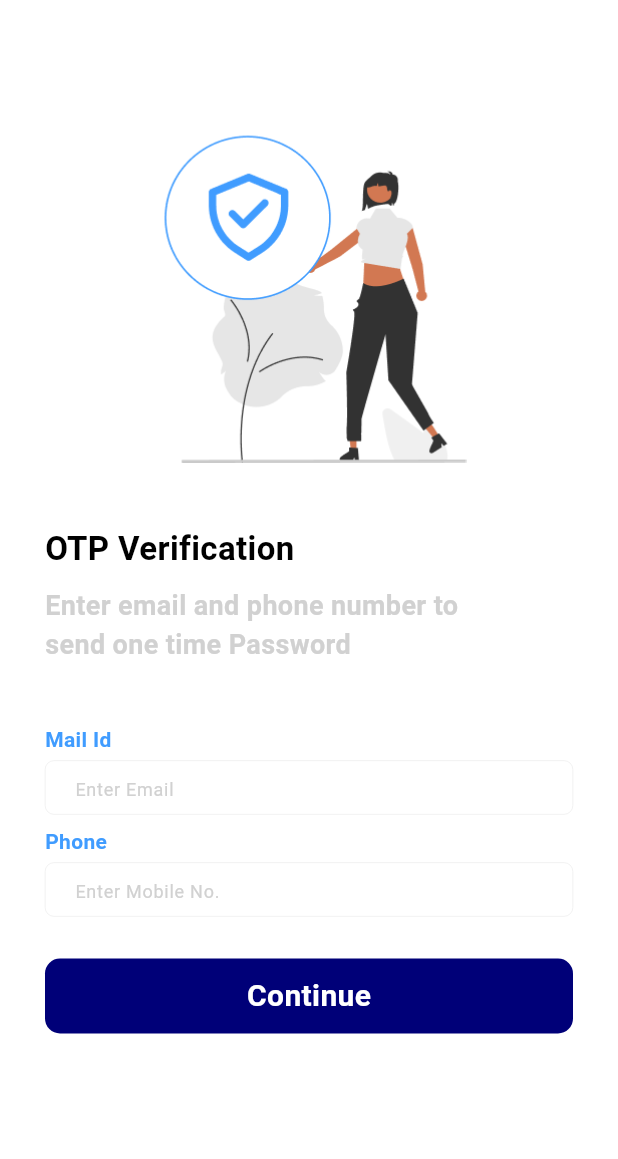
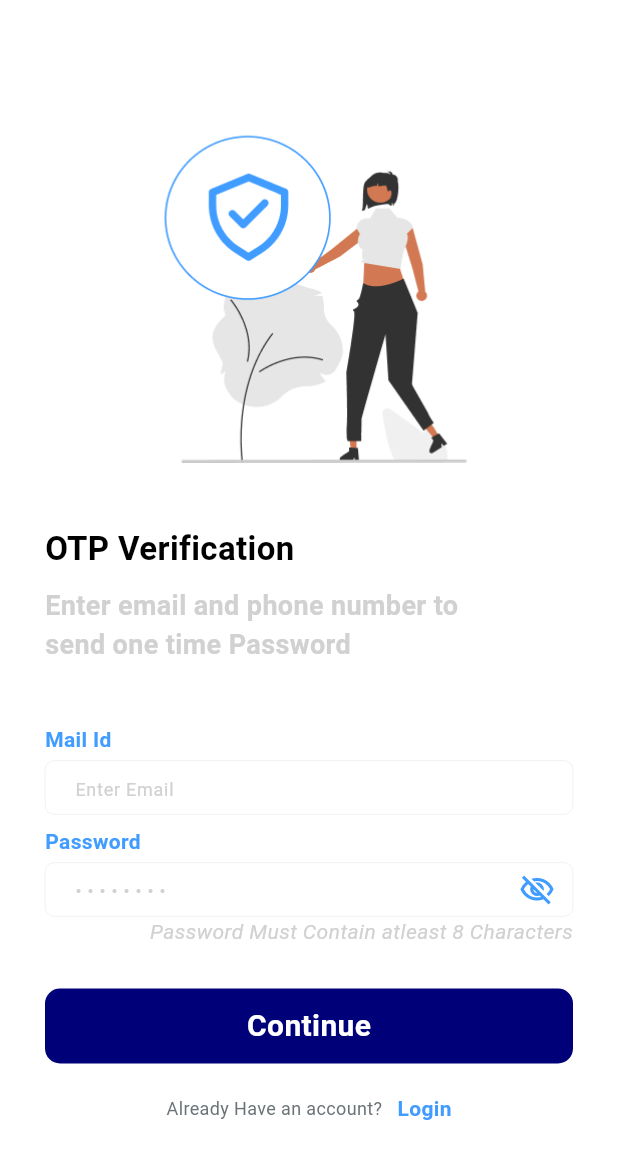
Before and after one commit to Aswinash02/prathima, a Flutter app: the SignInScreen screen opened by its route, on a phone screen of 412 x 824 dp. Shown: the top 1159 px of the screen. Run offline on Flutter 3.47's test engine with Material 2 defaults, Android fonts, the phone set to English and light mode, and no system bars; our stand-ins replace easy_stepper, get, introduction_screen, otp_text_field, shared_preferences, toast and 1 more; accounts and stored records are empty.

Commit message:
Login Register Api completed

```diff
--- a/lib/controllers/auth_controller.dart
+++ b/lib/controllers/auth_controller.dart
@@ -1,6 +1,13 @@
 import 'package:flutter/material.dart';
 import 'package:get/get.dart';
 import 'package:prathima_loan_app/data/repository/auth_repository.dart';
+import 'package:prathima_loan_app/helpers/route_helper.dart';
+import 'package:prathima_loan_app/models/login_model.dart';
+import 'package:prathima_loan_app/models/signup_model.dart';
+import 'package:prathima_loan_app/repositories/auth_repository.dart';
+import 'package:prathima_loan_app/utils/shared_preferences.dart';
+
+import '../customs/custom_snackbar.dart';
 
 class AuthController extends GetxController implements GetxService {
   final AuthRepository authRepository;
@@ -19,4 +26,67 @@ class AuthController extends GetxController implements GetxService {
   bool _isKycVerified = false;
 
   bool get isKycVerified => _isKycVerified;
+
+  void register() async {
+    String firstName = nameController.text;
+    String email = emailController.text;
+    String number = phoneController.text;
+    String password = passwordController.text;
+    String confirmPassword = passwordConfirmController.text;
+
+    if (firstName.isEmpty) {
+      showCustomSnackBar("Enter Your Name");
+    } else if (email.isEmpty) {
+      showCustomSnackBar("Enter Your Email");
+    } else if (!GetUtils.isEmail(email)) {
+      showCustomSnackBar("Enter Valid Email Id");
+    } else if (number.isEmpty) {
+      showCustomSnackBar("Enter Your Phone Number");
+    } else if (password == "") {
+      showCustomSnackBar("Enter Password");
+    } else if (confirmPassword == "") {
+      showCustomSnackBar("Enter Confirm Password");
+    } else if (password.length < 8) {
+      showCustomSnackBar("Password Length atleast greater than 8 characters");
+    } else if (password != confirmPassword) {
+      showCustomSnackBar("Password does not matched");
+    } else {
+      SignupResponse signupResponse = await AuthRepositories()
+          .getSignupResponse(
+              firstName, email, number, password, confirmPassword);
+
+      if (signupResponse.result == false) {
+        showCustomSnackBar(signupResponse.message);
+      } else {
+        showCustomSnackBar(signupResponse.message);
+        Get.toNamed(RouteHelper.verificationOtp);
+      }
+    }
+  }
+
+  void login() async {
+    String email = emailController.text;
+    String password = passwordController.text;
+
+    if (email.isEmpty) {
+      showCustomSnackBar("Enter Your Email");
+    } else if (!GetUtils.isEmail(email)) {
+      showCustomSnackBar("Enter Valid Email Id");
+    } else if (password == "") {
+      showCustomSnackBar("Enter Password");
+    } else if (password.length < 8) {
+      showCustomSnackBar("Password Length atleast greater than 8 characters");
+    } else {
+      LoginResponse loginResponse =
+          await AuthRepositories().getLoginResponse(email, password);
+      if (loginResponse.result == false) {
+        showCustomSnackBar(loginResponse.message);
+      } else {
+        showCustomSnackBar(loginResponse.message);
+        Get.toNamed(RouteHelper.verificationOtp);
+        SharedPreference().setLogin(true);
+        SharedPreference().setUserPhoneNo(loginResponse.user?.phoneNumber ?? '');
+      }
+    }
+  }
 }
--- a/lib/screens/auth/signin_screen.dart
+++ b/lib/screens/auth/signin_screen.dart
@@ -6,6 +6,7 @@ import 'package:prathima_loan_app/customs/custom_button.dart';
 import 'package:prathima_loan_app/customs/custom_text.dart';
 import 'package:prathima_loan_app/customs/input_decorations.dart';
 import 'package:prathima_loan_app/helpers/route_helper.dart';
+import 'package:prathima_loan_app/screens/auth/signup_screen.dart';
 import 'package:prathima_loan_app/utils/colors.dart';
 
 import 'otp_verification_page.dart';
@@ -94,12 +95,13 @@ class _SignInScreenState extends State<SignInScreen> {
                         ),
                       ),
                     ),
+
                     const Row(
                       children: [
                         Padding(
                           padding: EdgeInsets.only(bottom: 4.0),
                           child: Text(
-                            "Phone",
+                            "Password",
                             style: TextStyle(
                                 color: MyTheme.accent_color,
                                 fontWeight: FontWeight.w600),
@@ -109,21 +111,75 @@ class _SignInScreenState extends State<SignInScreen> {
                     ),
                     Padding(
                       padding: const EdgeInsets.only(bottom: 8.0),
-                      child: SizedBox(
-                        height: 36,
-                        child: TextField(
-                          controller: authController.phoneController,
-                          autofocus: false,
-                          decoration: InputDecorations.buildInputDecoration_1(
-                              hint_text: "Enter Mobile No."),
-                          inputFormatters: [
-                            FilteringTextInputFormatter.allow(RegExp(r'[0-9]')),
-                            // Allow only digits
-                          ],
-                          keyboardType: TextInputType.phone,
-                        ),
+                      child: Column(
+                        crossAxisAlignment: CrossAxisAlignment.end,
+                        children: [
+                          SizedBox(
+                            height: 36,
+                            child: TextField(
+                              controller: authController.passwordController,
+                              autofocus: false,
+                              obscureText: !authController.showPassword,
+                              enableSuggestions: false,
+                              autocorrect: false,
+                              decoration:
+                                  InputDecorations.buildInputDecoration_1(
+                                          hint_text: "• • • • • • • •")
+                                      .copyWith(
+                                          suffixIcon: InkWell(
+                                onTap: () {
+                                  authController.showPassword =
+                                      !authController.showPassword;
+                                  setState(() {});
+                                },
+                                child: Icon(
+                                  authController.showPassword
+                                      ? Icons.visibility_outlined
+                                      : Icons.visibility_off_outlined,
+                                  color: MyTheme.accent_color,
+                                ),
+                              )),
+                            ),
+                          ),
+                          const Text(
+                            "Password Must Contain atleast 8 Characters",
+                            style: TextStyle(
+                                color: MyTheme.textfield_grey,
+                                fontStyle: FontStyle.italic),
+                          )
+                        ],
                       ),
                     ),
+                    // const Row(
+                    //   children: [
+                    //     Padding(
+                    //       padding: EdgeInsets.only(bottom: 4.0),
+                    //       child: Text(
+                    //         "Phone",
+                    //         style: TextStyle(
+                    //             color: MyTheme.accent_color,
+                    //             fontWeight: FontWeight.w600),
+                    //       ),
+                    //     ),
+                    //   ],
+                    // ),
+                    // Padding(
+                    //   padding: const EdgeInsets.only(bottom: 8.0),
+                    //   child: SizedBox(
+                    //     height: 36,
+                    //     child: TextField(
+                    //       controller: authController.phoneController,
+                    //       autofocus: false,
+                    //       decoration: InputDecorations.buildInputDecoration_1(
+                    //           hint_text: "Enter Mobile No."),
+                    //       inputFormatters: [
+                    //         FilteringTextInputFormatter.allow(RegExp(r'[0-9]')),
+                    //         // Allow only digits
+                    //       ],
+                    //       keyboardType: TextInputType.phone,
+                    //     ),
+                    //   ),
+                    // ),
                     const SizedBox(
                       height: 20,
                     ),
@@ -131,23 +187,49 @@ class _SignInScreenState extends State<SignInScreen> {
                       text: "Continue",
                       // fontSize: 16,
                       onTap: () {
-                        Get.toNamed(RouteHelper.verificationOtp);
+                        authController.login();
+                        // Get.toNamed(RouteHelper.verificationOtp);
                       },
                       // borderRadius: 20,
                       // horizontalPadding: 90,
                       // padding: 10,
-                    )
-                    // CustomButton(
-                    //   text: 'Continue',
-                    //   onPressed: () {
-                    //     Get.toNamed(RouteHelper.verificationOtp);
-                    //   },
-                    //   textColor: Colors.white,
-                    //   borderRadius: 12.0,
-                    //   padding: 20.0,
-                    //   horizontalPadding: 100,
-                    //   fontSize: 18.0,
-                    // ),
+                    ),
+                    const SizedBox(
+                      height: 20,
+                    ),
+                    Row(
+                      mainAxisAlignment: MainAxisAlignment.center,
+                      children: [
+                        const Center(
+                            child: Text(
+                          "Already Have an account?",
+                          style:
+                              TextStyle(color: MyTheme.font_grey, fontSize: 12),
+                        )),
+                        const SizedBox(
+                          width: 10,
+                        ),
+                        InkWell(
+                          child: const Text(
+                            "Login",
+                            style: TextStyle(
+                                color: MyTheme.accent_color,
+                                fontSize: 14,
+                                fontWeight: FontWeight.w600),
+                          ),
+                          onTap: () {
+                            Navigator.push(
+                              context,
+                              MaterialPageRoute(
+                                builder: (context) {
+                                  return const SignupScreen();
+                                },
+                              ),
+                            );
+                          },
+                        ),
+                      ],
+                    ),
                   ],
                 ),
               ),
--- a/lib/screens/loan/widget/toggle_switch.dart
+++ b/lib/screens/loan/widget/toggle_switch.dart
@@ -8,7 +8,7 @@ Widget toggleSwitch() {
     child: ToggleSwitch(
       minWidth: 160.0,
       cornerRadius: 8.0,
-      activeBgColors: [
+      activeBgColors: const [
         [MyTheme.mainColor],
         [MyTheme.mainColor],
         [MyTheme.mainColor],
@@ -19,7 +19,7 @@ Widget toggleSwitch() {
       initialLabelIndex: 0,
       totalSwitches: 3,
       fontSize : 13,
-      labels: ['Personal Loan', 'Business Loan' , 'Home Loan'],
+      labels: const ['Personal Loan', 'Business Loan' , 'Home Loan'],
       // multiLineText : true,
       centerText : true,
       borderWidth : 2.0,
--- a/pubspec.yaml
+++ b/pubspec.yaml
@@ -66,7 +66,6 @@ flutter:
     - assets/
     - assets/img/
     - assets/icon/
-    - assets/logo/
 #  fonts:
 #    - family: PublicSansSerif
 #      fonts:
```
Also changed, not shown: lib/customs/custom_snackbar.dart (added, +41 -0 lines), lib/customs/custom_textfield.dart (+8 -3 lines), lib/models/login_model.dart (added, +226 -0 lines), lib/models/signup_model.dart (added, +68 -0 lines), lib/repositories/auth_repository.dart (added, +55 -0 lines), lib/screens/auth/signup_screen.dart (+19 -11 lines), lib/screens/initial_screen/initial_screen_page.dart (+38 -8 lines), lib/screens/kyc_form/widget/pan_detail_form.dart (+6 -1 lines), lib/utils/dimensions.dart (added, +26 -0 lines), lib/utils/shared_preferences.dart (added, +23 -0 lines).
